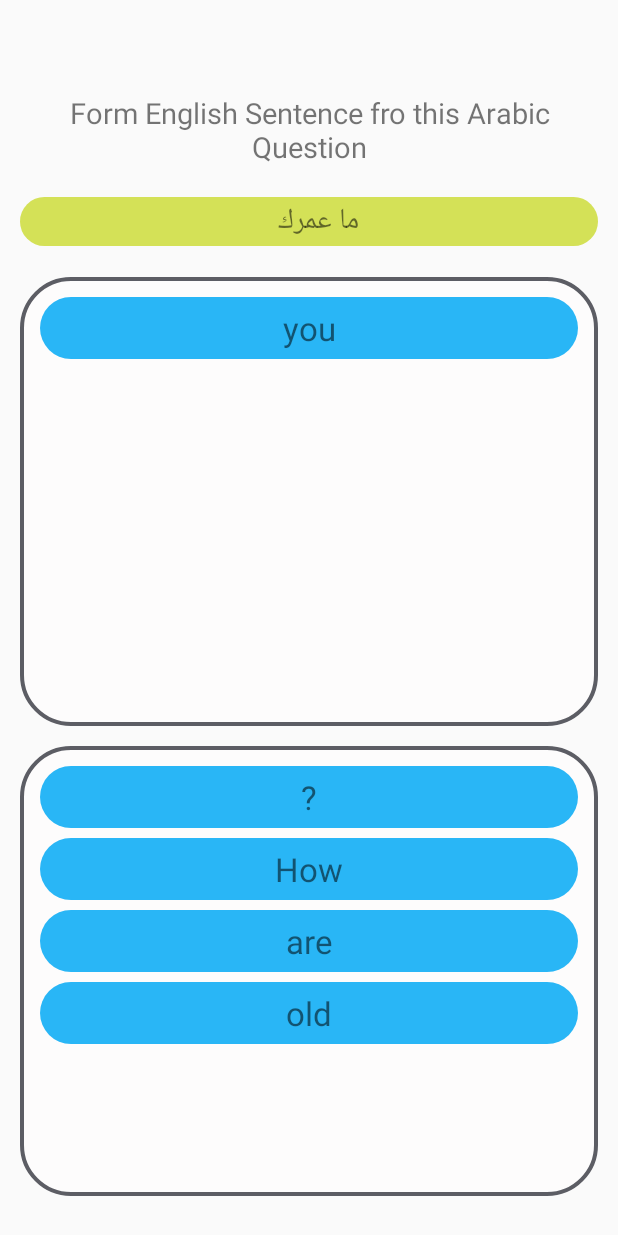
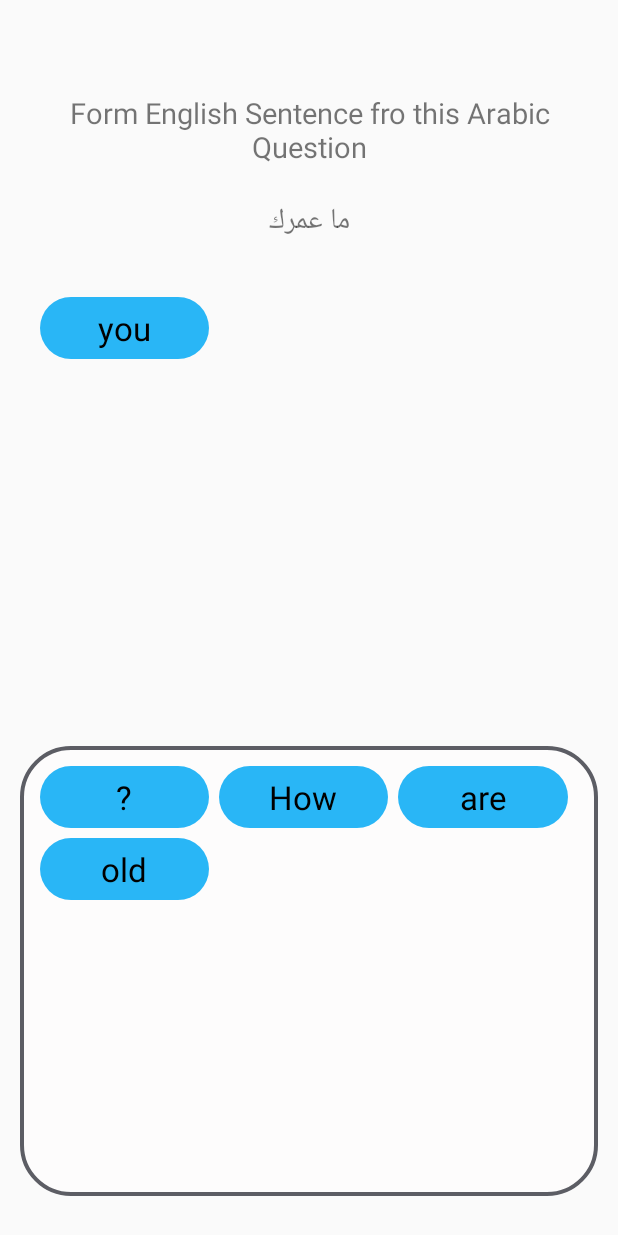
Before and after one commit to MahmoudMabrok/EnglishTime, an Android app: the FormSentence screen opened directly, with no data from a screen before it, after a tap on "you", on a phone screen of 412 x 824 dp. Run offline under Robolectric (Android 15) with nearby library versions, the phone set to English and light mode, and no system bars; our stand-ins replace ButterKnife, sdp/ssp sizes; libraries missing offline, so code that uses them is left out: views.mahmoudmabrok.animatedtextview; plain views replace AnimatedNumberedTextView; 2 statements that could not run were skipped.

Commit message:
implement feature of oaining wrong answer in FormSentence

```diff
--- a/app/build.gradle
+++ b/app/build.gradle
@@ -45,7 +45,7 @@ dependencies {
 
     implementation 'com.nightonke:boommenu:2.1.1'
 
-    implementation 'com.github.MahmoudMabrok:AnimatedNumberedTextView:1.1.0'
+    implementation 'com.github.MahmoudMabrok:AnimatedNumberedTextView:1.1.2'
 
 }
 repositories {
--- a/app/src/main/java/learning/mahmoudmabrok/englishtime/feature/feature/formSentace/FormSentence.kt
+++ b/app/src/main/java/learning/mahmoudmabrok/englishtime/feature/feature/formSentace/FormSentence.kt
@@ -1,18 +1,15 @@
 package learning.mahmoudmabrok.englishtime.feature.feature.formSentace
 
-import android.os.Build
-import android.os.Bundle
-import android.os.VibrationEffect
-import android.os.Vibrator
+import android.os.*
 import android.util.Log
 import android.widget.Toast
 import androidx.appcompat.app.AppCompatActivity
-import androidx.recyclerview.widget.LinearLayoutManager
-import androidx.recyclerview.widget.RecyclerView
+import androidx.recyclerview.widget.GridLayoutManager
 import kotlinx.android.synthetic.main.activity_form_sentence.*
 import learning.mahmoudmabrok.englishtime.R
 import learning.mahmoudmabrok.englishtime.feature.datalayer.LocalDB
 import learning.mahmoudmabrok.englishtime.feature.models.Sentence
+import learning.mahmoudmabrok.englishtime.feature.utils.ListsOpt
 import learning.mahmoudmabrok.englishtime.feature.utils.setValue
 
 
@@ -34,6 +31,7 @@ class FormSentence : AppCompatActivity() {
         initRv()
         loadSentence()
         tvScoreForm.setMessage("Score:: ")
+
     }
 
     override fun onResume() {
@@ -46,7 +44,6 @@ class FormSentence : AppCompatActivity() {
         score = db.score
         tvScoreForm.setValue(score, 1500)
     }
-
     override fun onPause() {
         super.onPause()
         db.score = score
@@ -58,16 +55,18 @@ class FormSentence : AppCompatActivity() {
         adapterTop.setSentenceList(listOf())
         rvEnglishTo.setHasFixedSize(true)
         rvEnglishTo.adapter = adapterTop
-        val lManager2 = LinearLayoutManager(this)
-        lManager2.orientation = RecyclerView.VERTICAL
+
+        val lManager2 = GridLayoutManager(this, 3)
+        // lManager2.orientation = RecyclerView.VERTICAL
         rvEnglishTo.layoutManager = lManager2
+
         // make given rv
         adapterBottom = SentenceAdapter()
         adapterBottom.setSentenceList(listOf())
         rvEnglishFrom.setHasFixedSize(true)
         rvEnglishFrom.adapter = adapterBottom
-        val lManager = LinearLayoutManager(this)
-        lManager.orientation = RecyclerView.VERTICAL
+        val lManager = GridLayoutManager(this, 3)
+        //lManager.orientation = RecyclerView.VERTICAL
         rvEnglishFrom.layoutManager = lManager
         // Animations
 
@@ -84,20 +83,29 @@ class FormSentence : AppCompatActivity() {
                     updateScore(10)
                     loadSentence()
                 } else {
-                    // todo  make diff for wrong answer, sugeest 500ms for wa then reload, or drag
-
                     // get indexes of wrong
                     val waList = adapterTop.list
-                            .zip(adapterBottom.list)
+                            .zip(adapterBottom.originalList)
                             .mapIndexed { index, pair -> if (pair.first == pair.second) -1 else index }
-                    // .map { it}
-                    println("waList $waList")
 
-                    Toast.makeText(this, "WA", Toast.LENGTH_SHORT).show()
-                    // reload data , first decrease currentSentcne to point to question which is now updated
-                    // then load which will clear rv and fill bottom one
-                    currentSentence--
-                    loadSentence()
+                    //  Toast.makeText(this, "! WA " + waList, Toast.LENGTH_SHORT).show()
+                    val a = ListsOpt.getDiff(adapterTop.list, adapterBottom.originalList)
+                    Log.v("FormAA", "1 ${adapterTop.list} 2 ${adapterBottom.originalList} diff $a")
+                    //    Toast.makeText(this, "@ WA " + a, Toast.LENGTH_SHORT).show()
+                    adapterTop.setWA(a)
+                    object : CountDownTimer(2000, 500) {
+                        override fun onFinish() {
+                            // reload data , first decrease currentSentcne to point to question which is now updated
+                            // then load which will clear rv and fill bottom one
+                            currentSentence--
+                            loadSentence()
+
+                        }
+
+                        override fun onTick(millisUntilFinished: Long) {
+                        }
+
+                    }.start()
                     vibrate()
                 }
             }
@@ -112,7 +120,8 @@ class FormSentence : AppCompatActivity() {
 
     private fun updateScore(i: Int) {
         score += i
-        tvScoreForm.animateTo(score, 1000)
+        tvScoreForm.animateTo(score, 500)
+        tvScoreForm.updateValue(10, 1000)
     }
 
     private fun setUpSentences() {
--- a/app/src/main/java/learning/mahmoudmabrok/englishtime/feature/feature/formSentace/SentenceAdapter.java
+++ b/app/src/main/java/learning/mahmoudmabrok/englishtime/feature/feature/formSentace/SentenceAdapter.java
@@ -1,9 +1,12 @@
 package learning.mahmoudmabrok.englishtime.feature.feature.formSentace;
 
+import android.graphics.Color;
 import android.view.LayoutInflater;
 import android.view.View;
 import android.view.ViewGroup;
 import android.widget.TextView;
+
+import org.jetbrains.annotations.NotNull;
 
 import java.util.ArrayList;
 import java.util.Collections;
@@ -18,10 +21,13 @@ import learning.mahmoudmabrok.englishtime.R;
 public class SentenceAdapter extends RecyclerView.Adapter<SentenceAdapter.Holder> {
 
     private List<String> list;
+    private List<String> originalList;
+    private List<Integer> WA;
     private SentenceListener sentenceListener;
 
     public SentenceAdapter() {
         list = new ArrayList<>();
+        originalList = new ArrayList<>();
     }
 
     public void setSentenceListener(SentenceListener sentenceListener) {
@@ -30,6 +36,10 @@ public class SentenceAdapter extends RecyclerView.Adapter<SentenceAdapter.Holder
 
     public List<String> getList() {
         return list;
+    }
+
+    public List<String> getOriginalList() {
+        return originalList;
     }
 
     public void addSentence(String item) {
@@ -44,8 +54,8 @@ public class SentenceAdapter extends RecyclerView.Adapter<SentenceAdapter.Holder
         notifyItemRangeChanged(pos, list.size());
     }
 
-
     public void setSentenceList(List<String> newList) {
+        originalList = new ArrayList<>(newList);
         Collections.shuffle(newList);
         list = new ArrayList<>();
         for (String item : newList)
@@ -53,6 +63,7 @@ public class SentenceAdapter extends RecyclerView.Adapter<SentenceAdapter.Holder
     }
 
     public void clear() {
+        if (WA != null) WA.clear();
         list.clear();
         notifyDataSetChanged();
     }
@@ -83,11 +94,24 @@ public class SentenceAdapter extends RecyclerView.Adapter<SentenceAdapter.Holder
             // first remove it form list here
             sentenceListener.onSentenceClicked(i, item);
         });
+        if (WA != null && WA.contains(i)) {
+            holder.mTvWordItem.setBackgroundResource(R.drawable.item_wa_bg);
+            holder.mTvWordItem.setTextColor(Color.WHITE);
+        } else {
+            // normal one
+            holder.mTvWordItem.setBackgroundResource(R.drawable.item_bg);
+            holder.mTvWordItem.setTextColor(Color.BLACK);
+        }
     }
 
     @Override
     public int getItemCount() {
         return list.size();
+    }
+
+    public void setWA(@NotNull List<Integer> a) {
+        WA = new ArrayList<>(a);
+        notifyDataSetChanged();
     }
 
     interface SentenceListener {
--- a/app/src/main/java/learning/mahmoudmabrok/englishtime/feature/feature/home/HomeActivity.java
+++ b/app/src/main/java/learning/mahmoudmabrok/englishtime/feature/feature/home/HomeActivity.java
@@ -33,6 +33,7 @@ public class HomeActivity extends AppCompatActivity {
         initRV();
         mTvvvvv.setMessage("Score");
 
+
     }
 
     @Override
--- a/app/src/main/java/learning/mahmoudmabrok/englishtime/feature/feature/snake/SnakeStair.java
+++ b/app/src/main/java/learning/mahmoudmabrok/englishtime/feature/feature/snake/SnakeStair.java
@@ -95,7 +95,7 @@ public class SnakeStair extends AppCompatActivity {
             }
             showMessage("Down " + nSteps);
         }
-        int millsUnit = 700;
+        int millsUnit = 200;
         int total = boardItems.size() * millsUnit;
         iteration = 0;
         timer = new CountDownTimer(total, millsUnit) {
--- /dev/null
+++ b/app/src/main/res/drawable/item_wa_bg.xml
@@ -0,0 +1,11 @@
+<?xml version="1.0" encoding="utf-8"?>
+<selector xmlns:android="http://schemas.android.com/apk/res/android">
+    <item>
+        <shape android:shape="rectangle">
+            <corners android:radius="@dimen/_25sdp" />
+            <solid android:color="@color/bgWaItem" />
+            <stroke android:color="@color/blackSoft" />
+            <padding android:bottom="@dimen/_5sdp" android:left="@dimen/_10sdp" android:right="@dimen/_10sdp" android:top="@dimen/_5sdp" />
+        </shape>
+    </item>
+</selector>
--- a/app/src/main/res/drawable/snack_bg.xml
+++ b/app/src/main/res/drawable/snack_bg.xml
@@ -2,7 +2,7 @@
 <selector xmlns:android="http://schemas.android.com/apk/res/android">
     <item>
         <shape android:shape="rectangle">
-            <corners android:radius="@dimen/_25sdp" />
+
             <solid android:color="@color/white" />
             <padding android:bottom="@dimen/_5sdp" android:top="@dimen/_5sdp" />
             <stroke android:width="@dimen/_2sdp" android:color="@color/blackSoft" />
--- a/app/src/main/res/layout/activity_form_sentence.xml
+++ b/app/src/main/res/layout/activity_form_sentence.xml
@@ -4,6 +4,7 @@
     android:layout_width="match_parent"
     android:layout_height="match_parent"
     android:orientation="vertical"
+    android:layoutDirection="ltr"
     android:padding="@dimen/_10sdp"
     tools:context=".feature.feature.formSentace.FormSentence">
 
@@ -13,7 +14,6 @@
         android:layout_height="wrap_content"
         android:layout_marginBottom="@dimen/_10sdp"
         android:gravity="center_horizontal"
-        android:textColor="@color/blackSFull"
         android:textSize="@dimen/_20ssp" />
 
 
@@ -30,7 +30,6 @@
         android:layout_width="match_parent"
         android:layout_height="wrap_content"
         android:layout_marginBottom="@dimen/_16sdp"
-        android:background="@drawable/tvhint_bg"
         android:gravity="center_horizontal"
         android:textSize="@dimen/tvSizehelp" />
 
@@ -40,7 +39,6 @@
         android:layout_height="0dp"
         android:layout_marginBottom="@dimen/marginItem"
         android:layout_weight="1"
-        android:background="@drawable/rv_back"
         android:padding="@dimen/_10sdp" />
 
     <androidx.recyclerview.widget.RecyclerView
--- a/app/src/main/res/layout/activity_home.xml
+++ b/app/src/main/res/layout/activity_home.xml
@@ -14,6 +14,7 @@
         android:layout_height="wrap_content"
         android:gravity="center_horizontal"
         android:text="1"
+        android:layout_marginBottom="@dimen/_10sdp"
         android:textSize="@dimen/tvSizeWord" />
 
     <androidx.recyclerview.widget.RecyclerView
--- a/app/src/main/res/layout/sentence_item.xml
+++ b/app/src/main/res/layout/sentence_item.xml
@@ -3,6 +3,7 @@
     android:layout_width="match_parent"
     android:layout_height="wrap_content"
     android:layout_marginBottom="@dimen/_5sdp"
+    android:layout_marginEnd="@dimen/_5sdp"
     android:orientation="vertical">
 
     <TextView
--- a/app/src/main/res/values/colors.xml
+++ b/app/src/main/res/values/colors.xml
@@ -9,6 +9,7 @@
     <color name="blackSFull">#000000</color>
     <color name="bgHint">#D4E157</color>
     <color name="bgItem">#29B6F6</color>
+    <color name="bgWaItem">#EF5350</color>
     <color name="blue">#29B6F6</color>
     <color name="green">#66BB6A</color>
 
```
Also changed, not shown: app/src/main/java/learning/mahmoudmabrok/englishtime/feature/feature/home/Aa.java (deleted, +0 -50 lines), app/src/main/java/learning/mahmoudmabrok/englishtime/feature/utils/Extensions.kt (+8 -0 lines).
